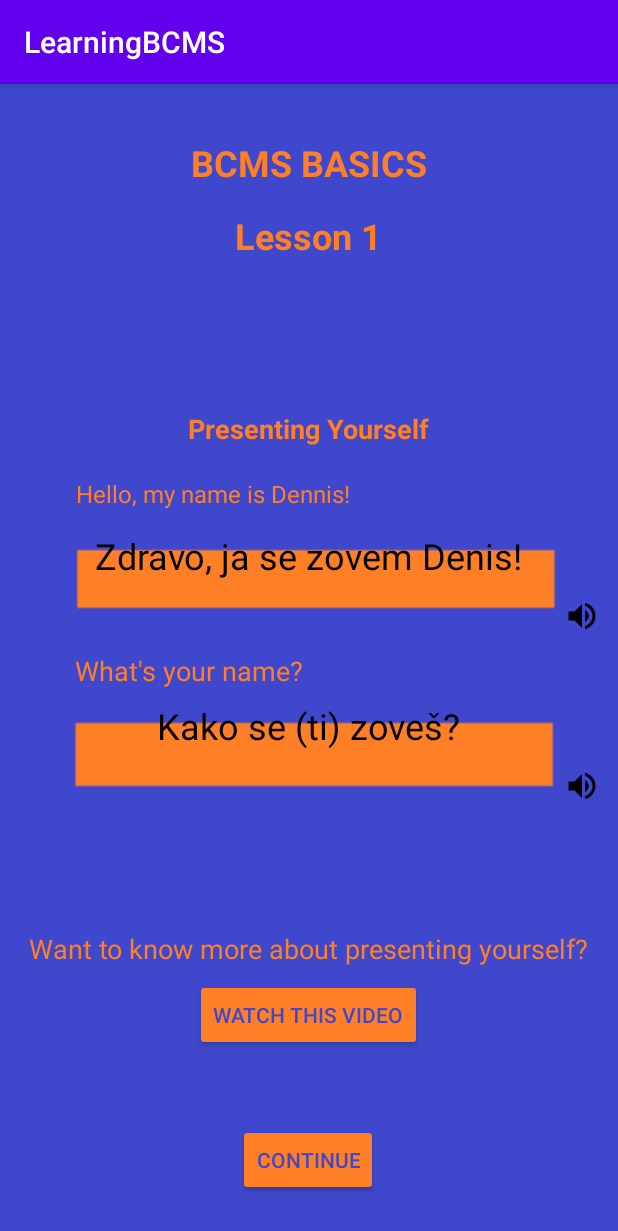
After one commit to Irfan044/BPR2-IrfanCatovic, an Android app: the fragment BeginnerFragment shown on its own in the app's theme, on a phone screen of 412 x 824 dp. The commit adds this screen. Shown: the top 1231 px of the screen. Run offline under Robolectric (Android 15) with nearby library versions, the phone set to English and light mode, and no system bars.

Commit message:
New Fragments added

```diff
--- /dev/null
+++ b/app/src/main/java/com/example/learningbcms/views/BeginnerFragment.java
@@ -0,0 +1,66 @@
+package com.example.learningbcms.views;
+
+import android.os.Bundle;
+
+import androidx.fragment.app.Fragment;
+
+import android.view.LayoutInflater;
+import android.view.View;
+import android.view.ViewGroup;
+
+import com.example.learningbcms.R;
+
+/**
+ * A simple {@link Fragment} subclass.
+ * Use the {@link BeginnerFragment#newInstance} factory method to
+ * create an instance of this fragment.
+ */
+public class BeginnerFragment extends Fragment {
+
+    // TODO: Rename parameter arguments, choose names that match
+    // the fragment initialization parameters, e.g. ARG_ITEM_NUMBER
+    private static final String ARG_PARAM1 = "param1";
+    private static final String ARG_PARAM2 = "param2";
+
+    // TODO: Rename and change types of parameters
+    private String mParam1;
+    private String mParam2;
+
+    public BeginnerFragment() {
+        // Required empty public constructor
+    }
+
+    /**
+     * Use this factory method to create a new instance of
+     * this fragment using the provided parameters.
+     *
+     * @param param1 Parameter 1.
+     * @param param2 Parameter 2.
+     * @return A new instance of fragment BeginnerFragment.
+     */
+    // TODO: Rename and change types and number of parameters
+    public static BeginnerFragment newInstance(String param1, String param2) {
+        BeginnerFragment fragment = new BeginnerFragment();
+        Bundle args = new Bundle();
+        args.putString(ARG_PARAM1, param1);
+        args.putString(ARG_PARAM2, param2);
+        fragment.setArguments(args);
+        return fragment;
+    }
+
+    @Override
+    public void onCreate(Bundle savedInstanceState) {
+        super.onCreate(savedInstanceState);
+        if (getArguments() != null) {
+            mParam1 = getArguments().getString(ARG_PARAM1);
+            mParam2 = getArguments().getString(ARG_PARAM2);
+        }
+    }
+
+    @Override
+    public View onCreateView(LayoutInflater inflater, ViewGroup container,
+                             Bundle savedInstanceState) {
+        // Inflate the layout for this fragment
+        return inflater.inflate(R.layout.fragment_beginner, container, false);
+    }
+}
--- a/app/src/main/java/com/example/learningbcms/views/PreviousKnowledgeFragment.java
+++ b/app/src/main/java/com/example/learningbcms/views/PreviousKnowledgeFragment.java
@@ -1,66 +1,49 @@
 package com.example.learningbcms.views;
 
 import android.os.Bundle;
-
-import androidx.fragment.app.Fragment;
-
 import android.view.LayoutInflater;
 import android.view.View;
 import android.view.ViewGroup;
+import android.widget.Button;
+import android.widget.Toast;
+
+import androidx.fragment.app.Fragment;
+import androidx.navigation.Navigation;
 
 import com.example.learningbcms.R;
 
-/**
- * A simple {@link Fragment} subclass.
- * Use the {@link PreviousKnowledgeFragment#newInstance} factory method to
- * create an instance of this fragment.
- */
 public class PreviousKnowledgeFragment extends Fragment {
-
-    // TODO: Rename parameter arguments, choose names that match
-    // the fragment initialization parameters, e.g. ARG_ITEM_NUMBER
-    private static final String ARG_PARAM1 = "param1";
-    private static final String ARG_PARAM2 = "param2";
-
-    // TODO: Rename and change types of parameters
-    private String mParam1;
-    private String mParam2;
-
-    public PreviousKnowledgeFragment() {
-        // Required empty public constructor
-    }
-
-    /**
-     * Use this factory method to create a new instance of
-     * this fragment using the provided parameters.
-     *
-     * @param param1 Parameter 1.
-     * @param param2 Parameter 2.
-     * @return A new instance of fragment PreviousKnowledgeFragment.
-     */
-    // TODO: Rename and change types and number of parameters
-    public static PreviousKnowledgeFragment newInstance(String param1, String param2) {
-        PreviousKnowledgeFragment fragment = new PreviousKnowledgeFragment();
-        Bundle args = new Bundle();
-        args.putString(ARG_PARAM1, param1);
-        args.putString(ARG_PARAM2, param2);
-        fragment.setArguments(args);
-        return fragment;
-    }
-
-    @Override
-    public void onCreate(Bundle savedInstanceState) {
-        super.onCreate(savedInstanceState);
-        if (getArguments() != null) {
-            mParam1 = getArguments().getString(ARG_PARAM1);
-            mParam2 = getArguments().getString(ARG_PARAM2);
-        }
-    }
 
     @Override
     public View onCreateView(LayoutInflater inflater, ViewGroup container,
                              Bundle savedInstanceState) {
-        // Inflate the layout for this fragment
-        return inflater.inflate(R.layout.fragment_previous_knowledge, container, false);
+        View rootView = inflater.inflate(R.layout.fragment_previous_knowledge, container, false);
+
+        Button button1 = rootView.findViewById(R.id.button1);
+        Button button2 = rootView.findViewById(R.id.button2);
+        Button button3 = rootView.findViewById(R.id.button3);
+
+        button1.setOnClickListener(new View.OnClickListener() {
+            @Override
+            public void onClick(View view) {
+                Toast.makeText(getContext(), "This app intended for learning the basics of BCMS language", Toast.LENGTH_SHORT).show();
+            }
+        });
+
+        button2.setOnClickListener(new View.OnClickListener() {
+            @Override
+            public void onClick(View view) {
+                //Navigation.findNavController(view).navigate(R.id.action_previousKnowledgeFragment_to_otherFragment);
+            }
+        });
+
+        button3.setOnClickListener(new View.OnClickListener() {
+            @Override
+            public void onClick(View view) {
+                //Navigation.findNavController(view).navigate(R.id.action_previousKnowledgeFragment_to_anotherFragment);
+            }
+        });
+
+        return rootView;
     }
 }
--- /dev/null
+++ b/app/src/main/res/drawable/baseline_speaker.xml
@@ -0,0 +1,5 @@
+<vector android:autoMirrored="true" android:height="24dp"
+    android:tint="#000000" android:viewportHeight="24"
+    android:viewportWidth="24" android:width="24dp" xmlns:android="http://schemas.android.com/apk/res/android">
+    <path android:fillColor="@android:color/white" android:pathData="M3,9v6h4l5,5L12,4L7,9L3,9zM16.5,12c0,-1.77 -1.02,-3.29 -2.5,-4.03v8.05c1.48,-0.73 2.5,-2.25 2.5,-4.02zM14,3.23v2.06c2.89,0.86 5,3.54 5,6.71s-2.11,5.85 -5,6.71v2.06c4.01,-0.91 7,-4.49 7,-8.77s-2.99,-7.86 -7,-8.77z"/>
+</vector>
--- /dev/null
+++ b/app/src/main/res/layout/fragment_beginner.xml
@@ -0,0 +1,156 @@
+<?xml version="1.0" encoding="utf-8"?>
+<androidx.constraintlayout.widget.ConstraintLayout
+    xmlns:android="http://schemas.android.com/apk/res/android"
+    xmlns:app="http://schemas.android.com/apk/res-auto"
+    android:layout_width="match_parent"
+    android:background="@drawable/bkgBeginner"
+    android:layout_height="match_parent">
+
+    <TextView
+        android:id="@+id/textViewBCMS"
+        android:layout_width="wrap_content"
+        android:layout_height="wrap_content"
+        android:layout_marginTop="36dp"
+        android:text="BCMS BASICS"
+        android:textStyle="bold"
+        android:textSize="24sp"
+        android:textColor="#FF7F27"
+        app:layout_constraintEnd_toEndOf="parent"
+        app:layout_constraintHorizontal_bias="0.501"
+        app:layout_constraintStart_toStartOf="parent"
+        app:layout_constraintTop_toTopOf="parent"
+        app:layout_constraintVertical_chainStyle="packed" />
+
+    <TextView
+        android:id="@+id/textViewLesson1"
+        android:layout_width="wrap_content"
+        android:layout_height="wrap_content"
+        android:layout_marginTop="16dp"
+        android:text="Lesson 1"
+        android:textSize="24sp"
+        android:textStyle="bold"
+        android:textColor="#FF7F27"
+        app:layout_constraintEnd_toEndOf="parent"
+        app:layout_constraintHorizontal_bias="0.498"
+        app:layout_constraintStart_toStartOf="parent"
+        app:layout_constraintTop_toBottomOf="@+id/textViewBCMS" />
+
+    <LinearLayout
+        android:id="@+id/linearLayoutContent"
+        android:layout_width="match_parent"
+        android:layout_height="0dp"
+        android:layout_marginTop="100dp"
+        android:layout_weight="1"
+        android:gravity="center"
+        android:orientation="vertical"
+        app:layout_constraintEnd_toEndOf="parent"
+        app:layout_constraintHorizontal_bias="0.0"
+        app:layout_constraintStart_toStartOf="parent"
+        app:layout_constraintTop_toBottomOf="@id/textViewLesson1">
+
+        <TextView
+            android:layout_width="wrap_content"
+            android:layout_height="wrap_content"
+            android:layout_marginStart="120dp"
+            android:layout_marginEnd="120dp"
+            android:textStyle="bold"
+            android:text="Presenting Yourself"
+            android:textColor="#FF7F27"
+            android:textSize="18sp" />
+
+        <TextView
+            android:id="@+id/textViewDennis"
+            android:layout_width="wrap_content"
+            android:layout_height="wrap_content"
+            android:layout_marginStart="-64dp"
+            android:text="Hello, my name is Dennis!"
+            android:textColor="#FF7F27"
+            android:textSize="16sp"
+            android:layout_marginTop="20dp"/>
+
+        <TextView
+            android:layout_width="315dp"
+            android:layout_height="wrap_content"
+            android:text="Zdravo, ja se zovem Denis!"
+            android:textColor="@color/black"
+            android:gravity="center"
+            android:textSize="24sp"
+            android:layout_marginTop="14dp"/>
+
+        <ImageButton
+            android:layout_width="wrap_content"
+            android:layout_height="48dp"
+            android:layout_gravity="end"
+            android:contentDescription="Speaker Button"
+            android:backgroundTint="#00FFFFFF"
+            android:src="@drawable/baseline_speaker" />
+
+        <TextView
+            android:id="@+id/textViewYourName"
+            android:layout_width="wrap_content"
+            android:layout_height="wrap_content"
+            android:layout_marginStart="-80dp"
+            android:text="What's your name?"
+            android:textColor="#FF7F27"
+            android:textSize="18sp" />
+
+        <TextView
+            android:layout_width="315dp"
+            android:layout_height="wrap_content"
+            android:gravity="center"
+            android:text="Kako se (ti) zoveš?"
+            android:textSize="24sp"
+            android:textColor="@color/black"
+            android:layout_marginTop="8dp"/>
+
+        <ImageButton
+            android:layout_width="wrap_content"
+            android:layout_height="48dp"
+            android:layout_gravity="end"
+            android:backgroundTint="#00FFFFFF"
+            android:contentDescription="Speaker Button"
+            android:src="@drawable/baseline_speaker" />
+
+    </LinearLayout>
+
+    <TextView
+        android:id="@+id/textViewMoreInfo"
+        android:layout_width="wrap_content"
+        android:layout_height="wrap_content"
+        android:layout_marginTop="72dp"
+        android:text="Want to know more about presenting yourself?"
+        android:textColor="#FF7F27"
+        android:textSize="18sp"
+        app:layout_constraintEnd_toEndOf="parent"
+        app:layout_constraintHorizontal_bias="0.487"
+        app:layout_constraintStart_toStartOf="parent"
+        app:layout_constraintTop_toBottomOf="@+id/linearLayoutContent" />
+
+    <Button
+        android:id="@+id/buttonWatchVideo"
+        android:layout_width="wrap_content"
+        android:layout_height="wrap_content"
+        android:layout_marginTop="8dp"
+        android:text="Watch this video"
+        android:textColor="#3F48CC"
+        android:backgroundTint="#FF7F27"
+        app:layout_constraintEnd_toEndOf="parent"
+        app:layout_constraintHorizontal_bias="0.498"
+        app:layout_constraintStart_toStartOf="parent"
+        app:layout_constraintTop_toBottomOf="@+id/textViewMoreInfo" />
+
+    <Button
+        android:id="@+id/buttonContinue"
+        android:layout_width="wrap_content"
+        android:layout_height="wrap_content"
+        android:text="Continue"
+        android:textColor="#3F48CC"
+        android:backgroundTint="#FF7F27"
+        app:layout_constraintBottom_toBottomOf="parent"
+        app:layout_constraintEnd_toEndOf="parent"
+        app:layout_constraintHorizontal_bias="0.498"
+        app:layout_constraintStart_toStartOf="parent"
+        app:layout_constraintTop_toBottomOf="@+id/buttonWatchVideo"
+        app:layout_constraintVertical_bias="0.644" />
+
+</androidx.constraintlayout.widget.ConstraintLayout>
```
Also changed, not shown: app/src/main/res/drawable-v24/bkgBeginner.png (added).
